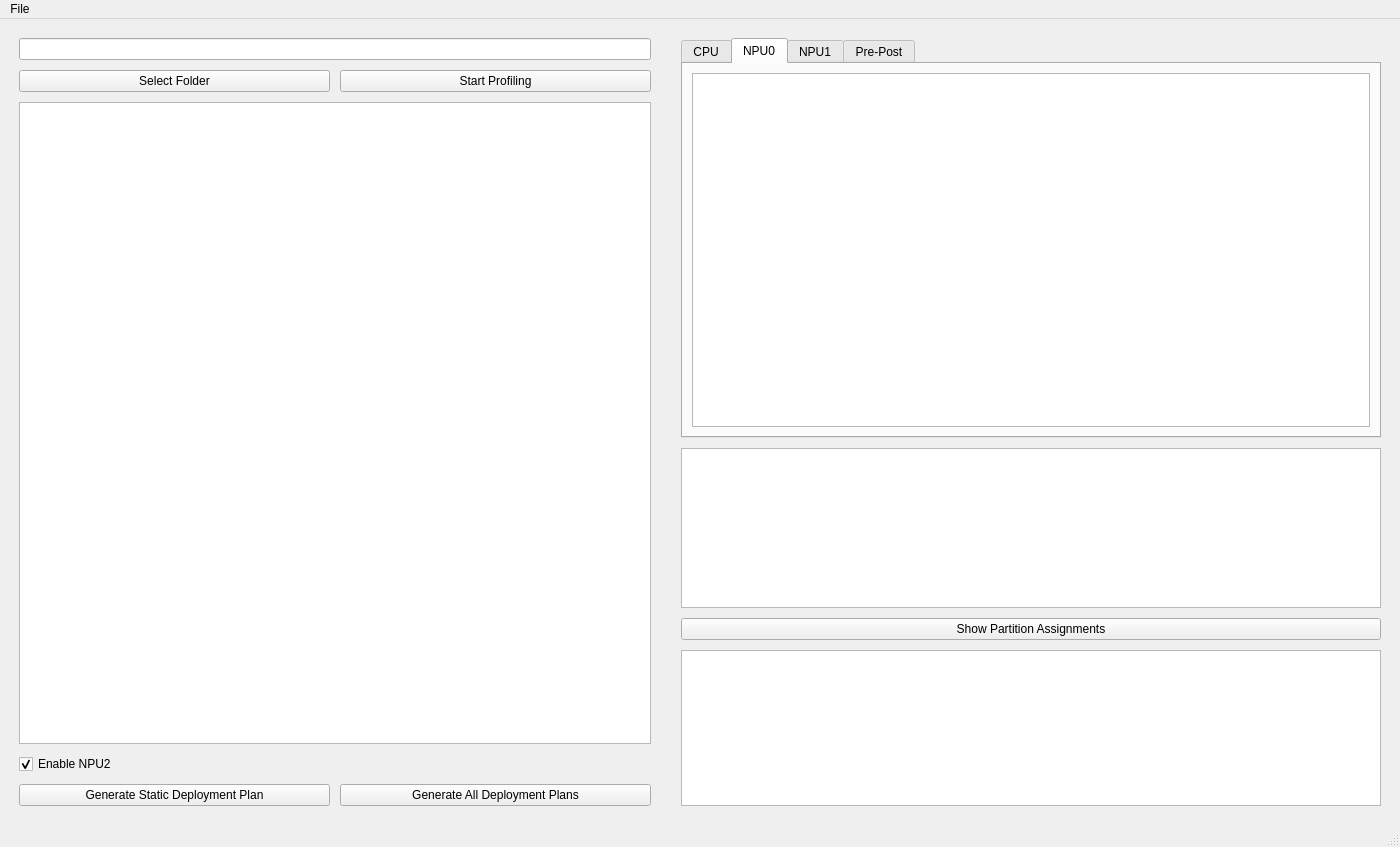
Old version of the form schedule_generator_display.ui in the repository misunyu/multimodel-scheduling.
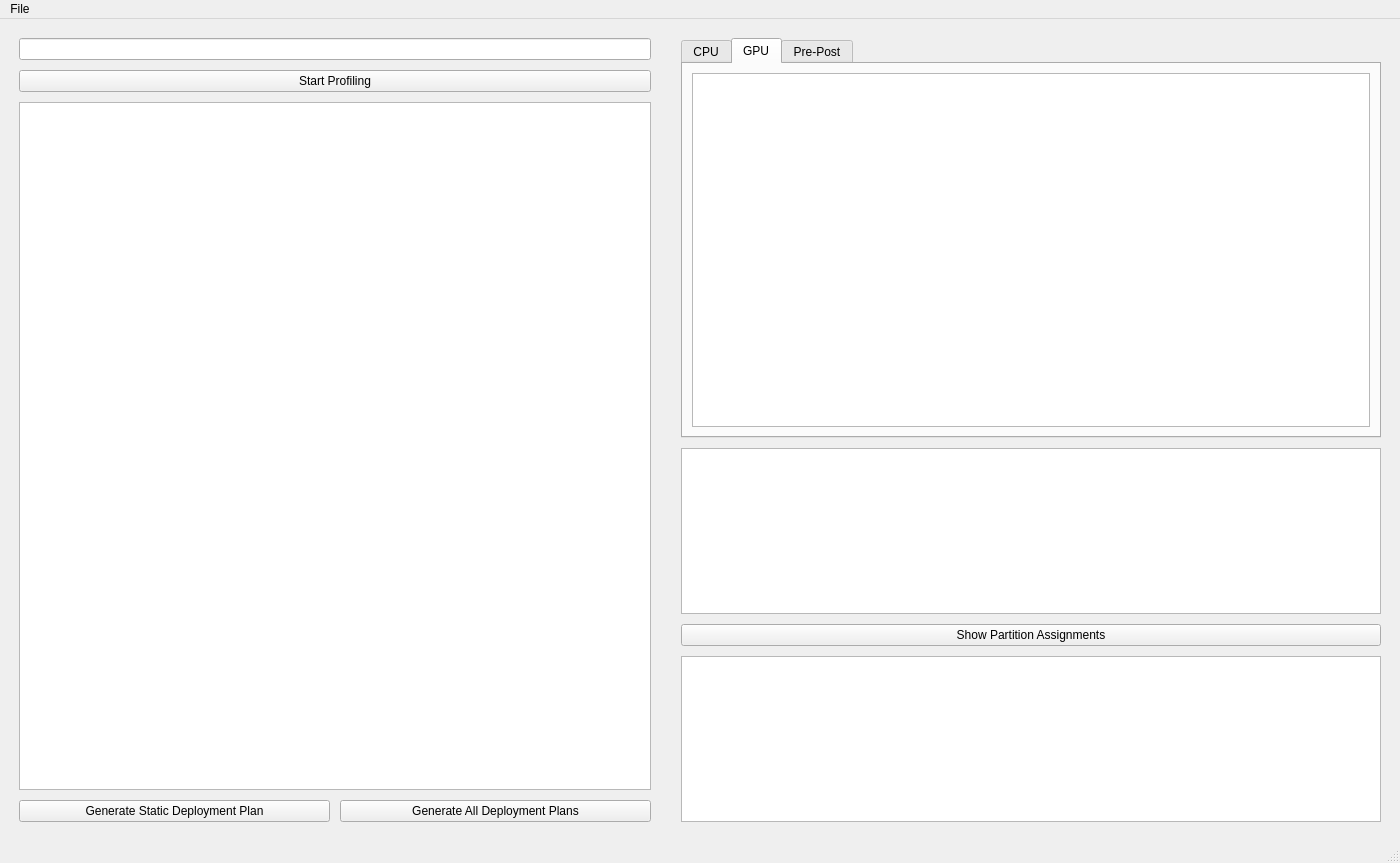
New version of the form. The open tabs and pages were chosen to show the change.

```diff
--- a/schedule_generator_display.ui
+++ b/schedule_generator_display.ui
@@ -7,7 +7,7 @@
     <x>0</x>
     <y>0</y>
     <width>1400</width>
-    <height>847</height>
+    <height>863</height>
    </rect>
   </property>
   <property name="windowTitle">
@@ -40,13 +40,6 @@
       </item>
       <item>
        <layout class="QHBoxLayout" name="button_layout">
-        <item>
-         <widget class="QPushButton" name="browse_button">
-          <property name="text">
-           <string>Select Folder</string>
-          </property>
-         </widget>
-        </item>
         <item>
          <widget class="QPushButton" name="profile_button">
           <property name="text">
@@ -72,16 +65,6 @@
         </property>
        </widget>
       </item>
-      <item>
-       <widget class="QCheckBox" name="npu2_enable_checkbox">
-        <property name="text">
-         <string>Enable NPU2</string>
-        </property>
-        <property name="checked">
-         <bool>true</bool>
-        </property>
-       </widget>
-      </item>
       <item>
        <layout class="QHBoxLayout" name="generate_buttons_layout">
         <item>
@@ -142,21 +125,11 @@
         </widget>
         <widget class="QWidget" name="npu0_tab">
          <attribute name="title">
-          <string>NPU0</string>
+          <string>GPU</string>
          </attribute>
          <layout class="QVBoxLayout" name="npu1_layout">
           <item>
-           <widget class="QTableWidget" name="npu0_table"/>
-          </item>
-         </layout>
-        </widget>
-        <widget class="QWidget" name="npu1_tab">
-         <attribute name="title">
-          <string>NPU1</string>
-         </attribute>
-         <layout class="QVBoxLayout" name="npu2_layout">
-          <item>
-           <widget class="QTableWidget" name="npu1_table"/>
+           <widget class="QTableWidget" name="gpu_table"/>
           </item>
          </layout>
         </widget>
```
Left out of the diff: 8 changed lines with no effect on the pictures.
